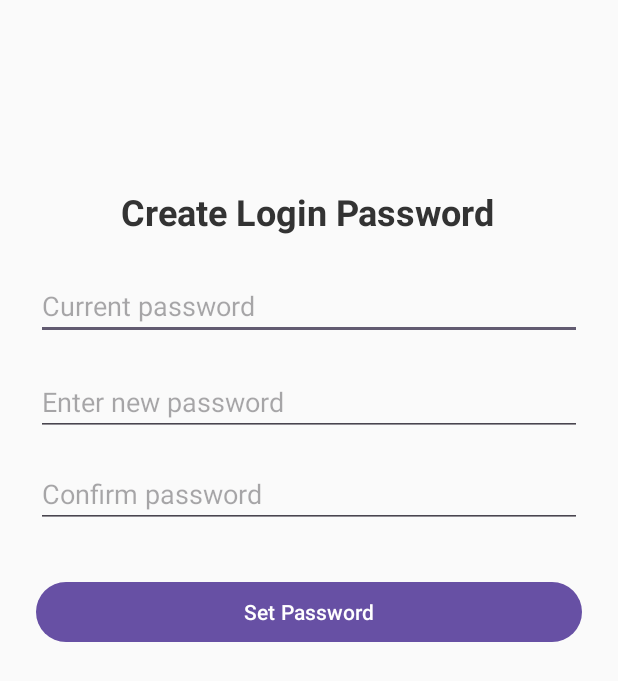
After one commit to austinelliott9/URSafe, an Android app built with Jetpack Compose: the layout fragment_initial_create_password.xml on its own in the app's theme, with its tools: preview values and no code run, on a phone screen of 412 x 824 dp. The commit adds this screen. Shown: the top 681 px of the screen. Run offline under Robolectric (Android 15) with nearby library versions, the phone set to English and light mode, and no system bars.

Commit message:
Added initial password login

```diff
--- /dev/null
+++ b/app/src/main/res/layout/fragment_initial_create_password.xml
@@ -0,0 +1,75 @@
+<?xml version="1.0" encoding="utf-8"?>
+<androidx.constraintlayout.widget.ConstraintLayout xmlns:android="http://schemas.android.com/apk/res/android"
+    xmlns:app="http://schemas.android.com/apk/res-auto"
+    xmlns:tools="http://schemas.android.com/tools"
+    android:id="@+id/createPasswordLayout"
+    android:layout_width="match_parent"
+    android:layout_height="match_parent"
+    android:padding="24dp"
+    android:background="#FAFAFA">
+    <!-- Title -->
+
+    <TextView
+        android:id="@+id/createPasswordTitle"
+        android:layout_width="wrap_content"
+        android:layout_height="wrap_content"
+
+        android:text="Create Login Password"
+        android:textColor="#333333"
+        android:textSize="24sp"
+        android:textStyle="bold"
+        app:layout_constraintBottom_toBottomOf="parent"
+        app:layout_constraintEnd_toEndOf="parent"
+        app:layout_constraintHorizontal_bias="0.495"
+        app:layout_constraintStart_toStartOf="parent"
+        app:layout_constraintTop_toTopOf="parent"
+        app:layout_constraintVertical_bias="0.135" />
+
+    <!-- Confirm Password Field -->
+
+    <EditText
+        android:id="@+id/currentPasswordEditText"
+        android:layout_width="0dp"
+        android:layout_height="wrap_content"
+        android:layout_marginTop="24dp"
+        android:hint="Current password"
+        android:inputType="textPassword"
+        app:layout_constraintEnd_toEndOf="parent"
+        app:layout_constraintHorizontal_bias="0.0"
+        app:layout_constraintStart_toStartOf="parent"
+        app:layout_constraintTop_toBottomOf="@id/createPasswordTitle" />
+
+    <EditText
+        android:id="@+id/passwordEditText"
+        android:layout_width="0dp"
+        android:layout_height="wrap_content"
+        android:layout_marginTop="88dp"
+        android:hint="Enter new password"
+        android:inputType="textPassword"
+        app:layout_constraintEnd_toEndOf="parent"
+        app:layout_constraintHorizontal_bias="0.0"
+        app:layout_constraintStart_toStartOf="parent"
+        app:layout_constraintTop_toBottomOf="@id/createPasswordTitle" />
+
+    <EditText
+        android:id="@+id/confirmPasswordEditText"
+        android:layout_width="0dp"
+        android:layout_height="wrap_content"
+        android:hint="Confirm password"
+        android:inputType="textPassword"
+        app:layout_constraintTop_toBottomOf="@id/passwordEditText"
+        app:layout_constraintStart_toStartOf="parent"
+        app:layout_constraintEnd_toEndOf="parent"
+        android:layout_marginTop="16dp" />
+
+    <!-- Set initial Password Button -->
+    <Button
+        android:id="@+id/setPasswordButton"
+        android:layout_width="0dp"
+        android:layout_height="wrap_content"
+        android:text="Set Password"
+        app:layout_constraintTop_toBottomOf="@id/confirmPasswordEditText"
+        app:layout_constraintStart_toStartOf="parent"
+        app:layout_constraintEnd_toEndOf="parent"
+        android:layout_marginTop="32dp" />
+</androidx.constraintlayout.widget.ConstraintLayout>
```
Also changed, not shown: app/src/main/java/com/example/finalproject448/CreatePasswordFragment.kt (added, +81 -0 lines), app/src/main/java/com/example/finalproject448/CredentialsStorage.kt (+8 -1 lines), app/src/main/java/com/example/finalproject448/GeneratePasswordFragment.kt (deleted, +0 -78 lines), app/src/main/java/com/example/finalproject448/LoginFragment.kt (+16 -43 lines), app/src/main/res/navigation/nav_graph.xml (+12 -13 lines), 2 other files.
